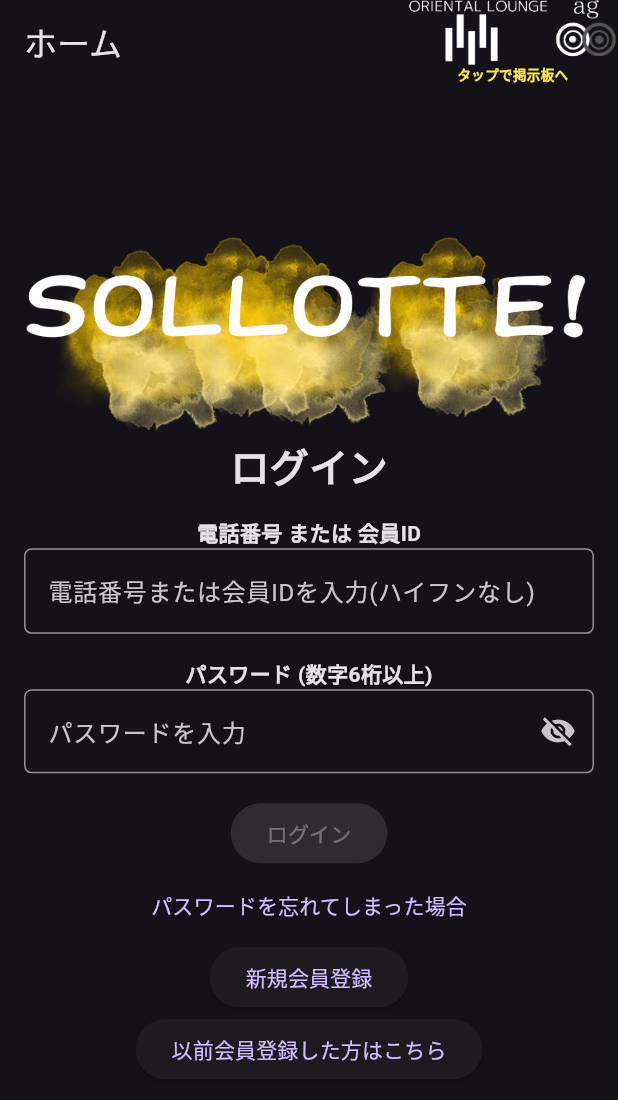
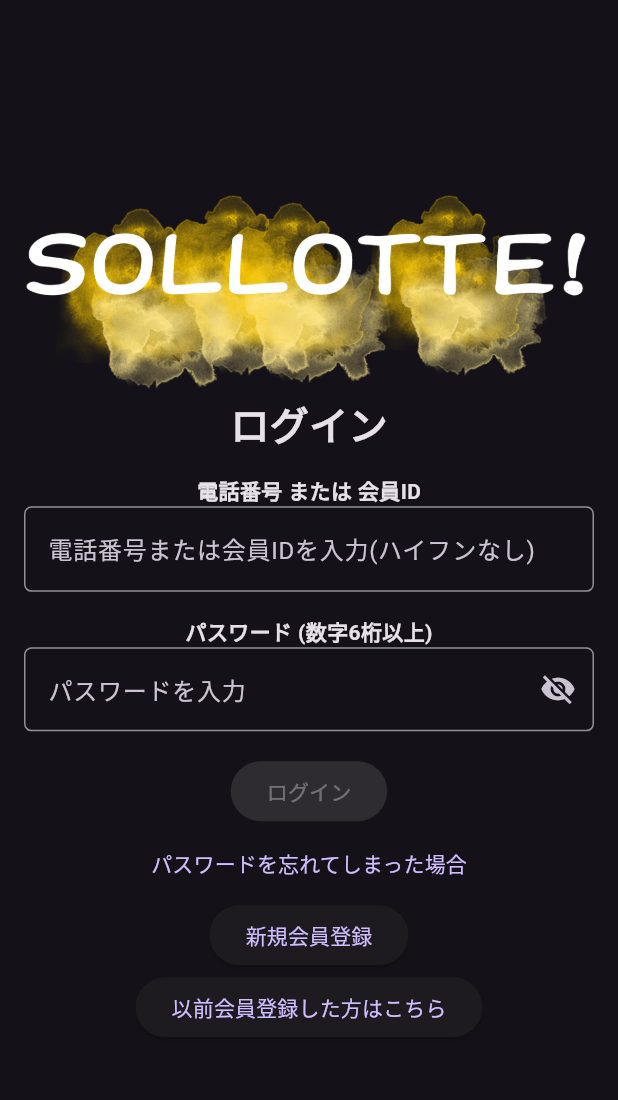
Before and after one commit to buisiss12/sltsample, a Flutter app: the screen it shows after launch, on a phone screen of 412 x 824 dp. Shown: the top 1100 px of the screen. Run offline on Flutter 3.47's test engine with Material 3 defaults, Android fonts, the phone set to English and light mode, and no system bars; our stand-ins replace firebase_auth, firebase_core, firebase_messaging, flutter_datetime_picker_plus, webview_flutter; accounts and stored records are empty.

Commit message:
ホーム画面をログインページへ　キーボード表示方法の変更

```diff
--- a/lib/login_page.dart
+++ b/lib/login_page.dart
@@ -50,6 +50,7 @@ class _LoginPageState extends State<LoginPage> {
         FocusScope.of(context).unfocus(); // キーボードを隠す
       },
       child: Scaffold(
+        resizeToAvoidBottomInset: false, //キーボードをUIに影響なく表示
         body: Padding(
           padding: const EdgeInsets.all(16.0),
           child: Column(
--- a/lib/main.dart
+++ b/lib/main.dart
@@ -74,7 +74,8 @@ class MyAppState extends State<MyApp> {
       debugShowCheckedModeBanner: false,
       title: 'solotteサンプル',
       theme: ThemeData.dark(),
-      home: Scaffold(
+      home: LoginPage(),
+      /*home: Scaffold(
         appBar: AppBar(
           title: Text(_appBarTitle),
           actions: <Widget>[
@@ -99,8 +100,8 @@ class MyAppState extends State<MyApp> {
             ),
           ],
         ),
-        body: const LoginPage(),
-      ),
+        body: _pageOptions[_selectedPage],
+      ), */
     );
   }
 }
```
